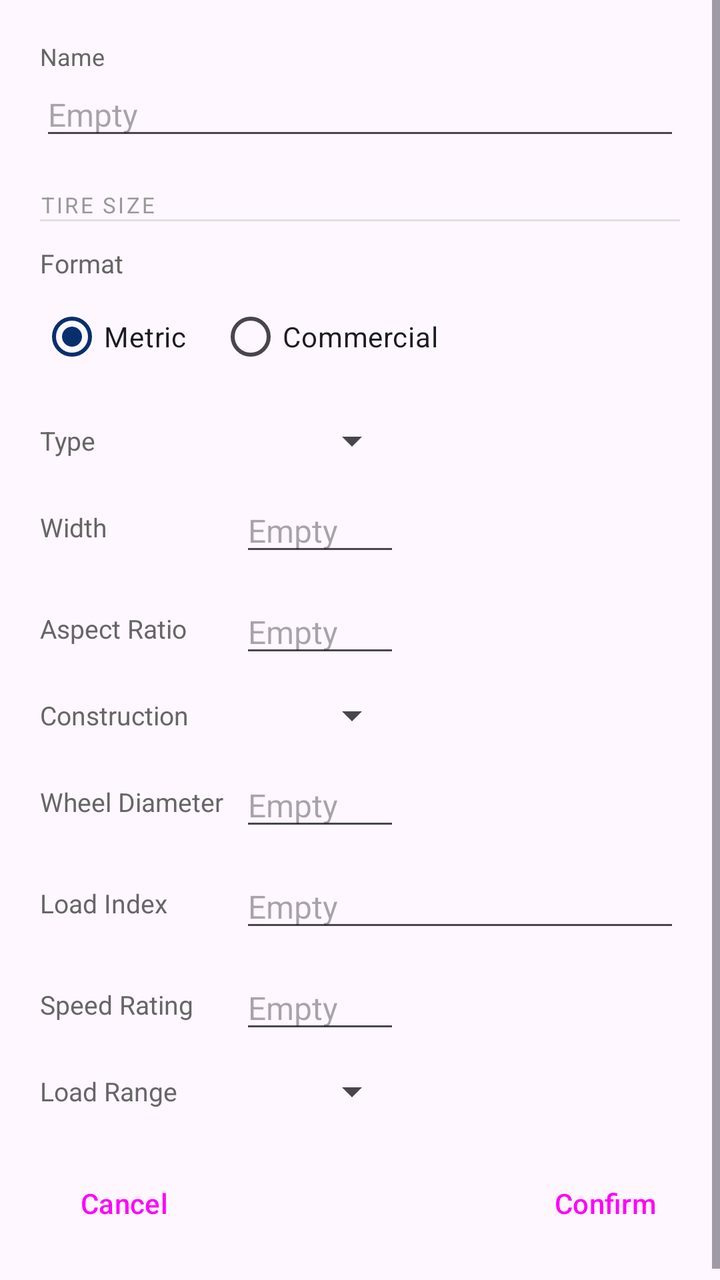
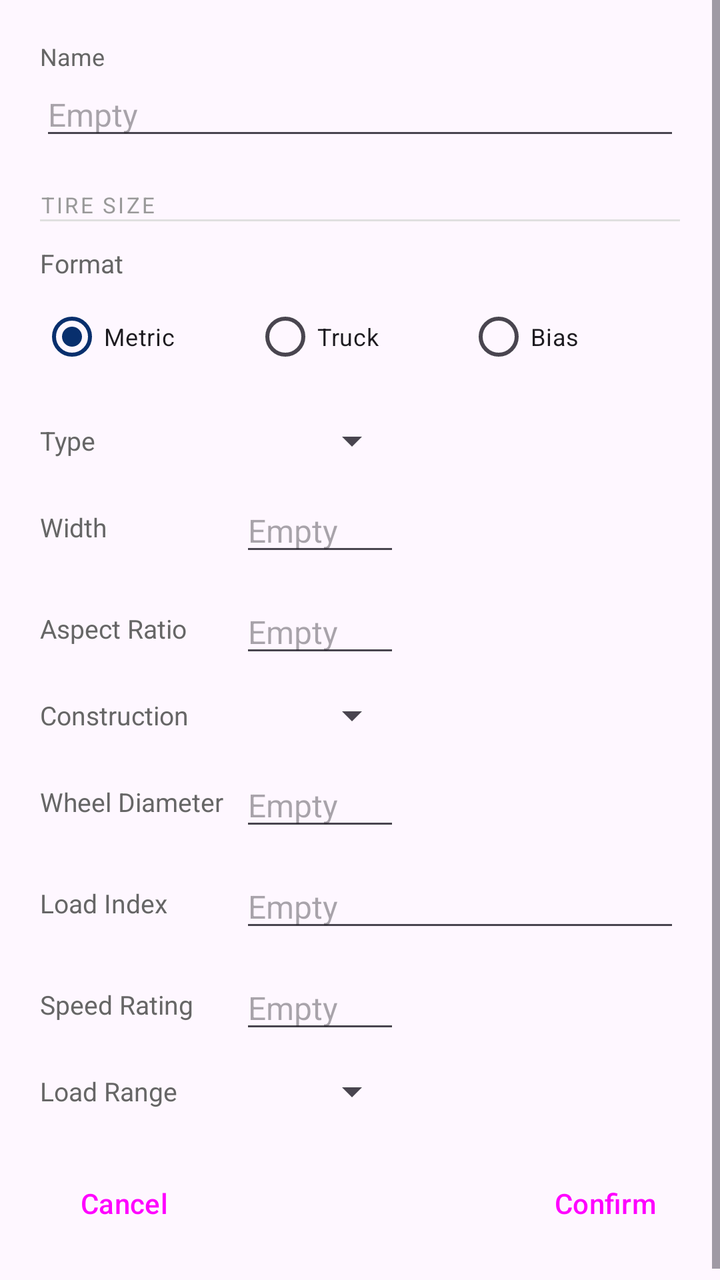

An Android layout rendered at two revisions. The XML below is the earlier revision; the diff shows what the commit changed to produce the second picture.
<!-- AndroidManifest.xml: application theme Theme.BarcodeScannerApp -->
<!-- res/layout/dialog_manual_entry.xml -->
<?xml version="1.0" encoding="utf-8"?>
<ScrollView xmlns:android="http://schemas.android.com/apk/res/android"
    android:layout_width="match_parent"
    android:layout_height="wrap_content">

    <LinearLayout
        android:layout_width="match_parent"
        android:layout_height="wrap_content"
        android:orientation="vertical"
        android:padding="20dp">

        <TextView
            android:layout_width="wrap_content"
            android:layout_height="wrap_content"
            android:text="Name"
            android:textSize="12sp"
            android:textColor="#666666" />

        <EditText
            android:id="@+id/brandInput"
            android:layout_width="match_parent"
            android:layout_height="wrap_content"
            android:hint="Empty"
            android:inputType="text"
            android:textSize="16sp" />

        <TextView
            android:layout_width="wrap_content"
            android:layout_height="wrap_content"
            android:layout_marginTop="20dp"
            android:text="TIRE SIZE"
            android:textSize="11sp"
            android:textColor="#999999"
            android:letterSpacing="0.1" />

        <View
            android:layout_width="match_parent"
            android:layout_height="1dp"
            android:layout_marginBottom="12dp"
            android:background="#E0E0E0" />

        
        <TextView
            android:layout_width="wrap_content"
            android:layout_height="wrap_content"
            android:text="Format"
            android:textSize="13sp"
            android:textColor="#666666"
            android:layout_marginBottom="4dp" />

        
        <RadioGroup
            android:id="@+id/tireModeGroup"
            android:layout_width="wrap_content"
            android:layout_height="wrap_content"
            android:orientation="horizontal"
            android:layout_marginBottom="16dp">

            <RadioButton
                android:id="@+id/radioMetric"
                android:layout_width="wrap_content"
                android:layout_height="wrap_content"
                android:text="Metric"
                android:checked="true"
                android:layout_marginEnd="16dp" />

            <RadioButton
                android:id="@+id/radioCommercial"
                android:layout_width="wrap_content"
                android:layout_height="wrap_content"
                android:text="Commercial" />

        </RadioGroup>

        
        <LinearLayout
            android:id="@+id/rowPrefix"
            android:layout_width="match_parent"
            android:layout_height="wrap_content"
            android:orientation="horizontal"
            android:gravity="center_vertical"
            android:layout_marginBottom="12dp">

            <TextView
                android:layout_width="100dp"
                android:layout_height="wrap_content"
                android:text="Type"
                android:textSize="13sp"
                android:textColor="#666666" />

            <Spinner
                android:id="@+id/tirePrefixSpinner"
                android:layout_width="wrap_content"
                android:layout_height="wrap_content"
                android:minWidth="80dp" />

        </LinearLayout>

        <LinearLayout
            android:layout_width="match_parent"
            android:layout_height="wrap_content"
            android:orientation="horizontal"
            android:gravity="center_vertical"
            android:layout_marginBottom="12dp">

            <TextView
                android:layout_width="100dp"
                android:layout_height="wrap_content"
                android:text="Width"
                android:textSize="13sp"
                android:textColor="#666666" />

            <EditText
                android:id="@+id/tireWidthInput"
                android:layout_width="80dp"
                android:layout_height="wrap_content"
                android:hint="Empty"
                android:inputType="number"
                android:maxLength="3"
                android:textSize="16sp" />

        </LinearLayout>

        
        <LinearLayout
            android:id="@+id/rowRatio"
            android:layout_width="match_parent"
            android:layout_height="wrap_content"
            android:orientation="horizontal"
            android:gravity="center_vertical"
            android:layout_marginBottom="12dp">

            <TextView
                android:layout_width="100dp"
                android:layout_height="wrap_content"
                android:text="Aspect Ratio"
                android:textSize="13sp"
                android:textColor="#666666" />

            <EditText
                android:id="@+id/tireRatioInput"
                android:layout_width="80dp"
                android:layout_height="wrap_content"
                android:hint="Empty"
                android:inputType="number"
                android:maxLength="2"
                android:textSize="16sp" />

        </LinearLayout>

        <LinearLayout
            android:layout_width="match_parent"
            android:layout_height="wrap_content"
            android:orientation="horizontal"
            android:gravity="center_vertical"
            android:layout_marginBottom="12dp">

            <TextView
                android:layout_width="100dp"
                android:layout_height="wrap_content"
                android:text="Construction"
                android:textSize="13sp"
                android:textColor="#666666" />

            <Spinner
                android:id="@+id/tireConstructionSpinner"
                android:layout_width="wrap_content"
                android:layout_height="wrap_content"
                android:minWidth="80dp" />

        </LinearLayout>

        <LinearLayout
            android:layout_width="match_parent"
            android:layout_height="wrap_content"
            android:orientation="horizontal"
            android:gravity="center_vertical"
            android:layout_marginBottom="12dp">

            <TextView
                android:layout_width="100dp"
                android:layout_height="wrap_content"
                android:text="Wheel Diameter"
                android:textSize="13sp"
                android:textColor="#666666" />

            <EditText
                android:id="@+id/tireDiameterInput"
                android:layout_width="80dp"
                android:layout_height="wrap_content"
                android:hint="Empty"
                android:inputType="numberDecimal"
                android:maxLength="4"
                android:textSize="16sp" />

        </LinearLayout>

        <LinearLayout
            android:layout_width="match_parent"
            android:layout_height="wrap_content"
            android:orientation="horizontal"
            android:gravity="center_vertical"
            android:layout_marginBottom="12dp">

            <TextView
                android:layout_width="100dp"
                android:layout_height="wrap_content"
                android:text="Load Index"
                android:textSize="13sp"
                android:textColor="#666666" />

            <EditText
                android:id="@+id/tireLoadIndexInput"
                android:layout_width="match_parent"
                android:layout_height="wrap_content"
                android:hint="Empty"
                android:inputType="text"
                android:maxLength="10"
                android:textSize="16sp" />

        </LinearLayout>

        <LinearLayout
            android:layout_width="match_parent"
            android:layout_height="wrap_content"
            android:orientation="horizontal"
            android:gravity="center_vertical"
            android:layout_marginBottom="12dp">

            <TextView
                android:layout_width="100dp"
                android:layout_height="wrap_content"
                android:text="Speed Rating"
                android:textSize="13sp"
                android:textColor="#666666" />

            <EditText
                android:id="@+id/tireSpeedRatingInput"
                android:layout_width="80dp"
                android:layout_height="wrap_content"
                android:hint="Empty"
                android:inputType="textCapCharacters"
                android:maxLength="2"
                android:textSize="16sp" />

        </LinearLayout>

        <LinearLayout
            android:layout_width="match_parent"
            android:layout_height="wrap_content"
            android:orientation="horizontal"
            android:gravity="center_vertical"
            android:layout_marginBottom="12dp">

            <TextView
                android:layout_width="100dp"
                android:layout_height="wrap_content"
                android:text="Load Range"
                android:textSize="13sp"
                android:textColor="#666666" />

            <Spinner
                android:id="@+id/plyRatingSpinner"
                android:layout_width="wrap_content"
                android:layout_height="wrap_content"
                android:minWidth="80dp" />

        </LinearLayout>

        <LinearLayout
            android:layout_width="match_parent"
            android:layout_height="wrap_content"
            android:layout_marginTop="8dp"
            android:orientation="horizontal"
            android:gravity="end">

            <Button
                android:id="@+id/cancelButton"
                style="?android:attr/buttonBarButtonStyle"
                android:layout_width="wrap_content"
                android:layout_height="wrap_content"
                android:text="Cancel" />

            <View
                android:layout_width="0dp"
                android:layout_height="1dp"
                android:layout_weight="1" />

            <Button
                android:id="@+id/confirmButton"
                android:layout_width="wrap_content"
                android:layout_height="wrap_content"
                android:text="Confirm"
                android:layout_marginStart="8dp"
                style="?android:attr/buttonBarButtonStyle" />

        </LinearLayout>

    </LinearLayout>

</ScrollView>
<!-- resources referenced by this layout -->
<resources>
  <style name="Theme.BarcodeScannerApp" parent="Base.Theme.BarcodeScannerApp" />
  <style name="Base.Theme.BarcodeScannerApp" parent="Theme.Material3.DayNight.NoActionBar">
          <item name="android:statusBarColor">#C11236</item>
          <item name="colorPrimary">@color/blue</item>
          <item name="colorSurface">@color/white</item>
          <item name="colorOnSurface">@color/black</item>
      </style>
  <color name="blue">#082F6D</color>
  <color name="white">#FFFFFFFF</color>
  <color name="black">#FF000000</color>
</resources>

<!-- the commit's change to res/layout/dialog_manual_entry.xml (unified diff, before → after) -->
@@ -39,7 +39,6 @@
             android:layout_marginBottom="12dp"
             android:background="#E0E0E0" />
 
-        
         <TextView
             android:layout_width="wrap_content"
             android:layout_height="wrap_content"
@@ -48,30 +47,39 @@
             android:textColor="#666666"
             android:layout_marginBottom="4dp" />
 
-        
         <RadioGroup
             android:id="@+id/tireModeGroup"
-            android:layout_width="wrap_content"
+            android:layout_width="match_parent"
             android:layout_height="wrap_content"
             android:orientation="horizontal"
             android:layout_marginBottom="16dp">
 
             <RadioButton
                 android:id="@+id/radioMetric"
-                android:layout_width="wrap_content"
-                android:layout_height="wrap_content"
+                android:layout_width="0dp"
+                android:layout_height="wrap_content"
+                android:layout_weight="1"
+                android:checked="true"
                 android:text="Metric"
-                android:checked="true"
-                android:layout_marginEnd="16dp" />
+                android:textSize="12sp" />
 
             <RadioButton
                 android:id="@+id/radioCommercial"
-                android:layout_width="wrap_content"
-                android:layout_height="wrap_content"
-                android:text="Commercial" />
+                android:layout_width="0dp"
+                android:layout_height="wrap_content"
+                android:layout_weight="1"
+                android:text="Truck"
+                android:textSize="12sp" />
+
+            <RadioButton
+                android:id="@+id/radioAtv"
+                android:layout_width="0dp"
+                android:layout_height="wrap_content"
+                android:layout_weight="1"
+                android:text="Bias"
+                android:textSize="12sp" />
 
         </RadioGroup>
-
         
         <LinearLayout
             android:id="@+id/rowPrefix"
@@ -80,193 +88,164 @@
             android:orientation="horizontal"
             android:gravity="center_vertical"
             android:layout_marginBottom="12dp">
-
+            <TextView android:layout_width="100dp" android:layout_height="wrap_content"
+                android:text="Type" android:textSize="13sp" android:textColor="#666666" />
+            <Spinner android:id="@+id/tirePrefixSpinner"
+                android:layout_width="wrap_content" android:layout_height="wrap_content"
+                android:minWidth="80dp" />
+        </LinearLayout>
+
+        
+        <LinearLayout
+            android:id="@+id/rowWidth"
+            android:layout_width="match_parent"
+            android:layout_height="wrap_content"
+            android:orientation="horizontal"
+            android:gravity="center_vertical"
+            android:layout_marginBottom="12dp">
+            <TextView android:layout_width="100dp" android:layout_height="wrap_content"
+                android:text="Width" android:textSize="13sp" android:textColor="#666666" />
+            <EditText android:id="@+id/tireWidthInput"
+                android:layout_width="80dp" android:layout_height="wrap_content"
+                android:hint="Empty" android:inputType="number" android:maxLength="3"
+                android:textSize="16sp" />
+        </LinearLayout>
+
+        
+        <LinearLayout
+            android:id="@+id/rowRatio"
+            android:layout_width="match_parent"
+            android:layout_height="wrap_content"
+            android:orientation="horizontal"
+            android:gravity="center_vertical"
+            android:layout_marginBottom="12dp">
+            <TextView android:layout_width="100dp" android:layout_height="wrap_content"
+                android:text="Aspect Ratio" android:textSize="13sp" android:textColor="#666666" />
+            <EditText android:id="@+id/tireRatioInput"
+                android:layout_width="80dp" android:layout_height="wrap_content"
+                android:hint="Empty" android:inputType="number" android:maxLength="2"
+                android:textSize="16sp" />
+        </LinearLayout>
+
+        
+        <LinearLayout
+            android:id="@+id/rowConstruction"
+            android:layout_width="match_parent"
+            android:layout_height="wrap_content"
+            android:orientation="horizontal"
+            android:gravity="center_vertical"
+            android:layout_marginBottom="12dp">
+            <TextView android:layout_width="100dp" android:layout_height="wrap_content"
+                android:text="Construction" android:textSize="13sp" android:textColor="#666666" />
+            <Spinner android:id="@+id/tireConstructionSpinner"
+                android:layout_width="wrap_content" android:layout_height="wrap_content"
+                android:minWidth="80dp" />
+        </LinearLayout>
+
+        
+        <LinearLayout
+            android:id="@+id/rowDiameter"
+            android:layout_width="match_parent"
+            android:layout_height="wrap_content"
+            android:orientation="horizontal"
+            android:gravity="center_vertical"
+            android:layout_marginBottom="12dp">
+            <TextView android:layout_width="100dp" android:layout_height="wrap_content"
+                android:text="Wheel Diameter" android:textSize="13sp" android:textColor="#666666" />
+            <EditText android:id="@+id/tireDiameterInput"
+                android:layout_width="80dp" android:layout_height="wrap_content"
+                android:hint="Empty" android:inputType="numberDecimal" android:maxLength="4"
+                android:textSize="16sp" />
+        </LinearLayout>
+
+        
+        <LinearLayout
+            android:id="@+id/rowLoadIndex"
+            android:layout_width="match_parent"
+            android:layout_height="wrap_content"
+            android:orientation="horizontal"
+            android:gravity="center_vertical"
+            android:layout_marginBottom="12dp">
+            <TextView android:layout_width="100dp" android:layout_height="wrap_content"
+                android:text="Load Index" android:textSize="13sp" android:textColor="#666666" />
+            <EditText android:id="@+id/tireLoadIndexInput"
+                android:layout_width="match_parent" android:layout_height="wrap_content"
+                android:hint="Empty" android:inputType="text" android:maxLength="10"
+                android:textSize="16sp" />
+        </LinearLayout>
+
+        
+        <LinearLayout
+            android:id="@+id/rowSpeedRating"
+            android:layout_width="match_parent"
+            android:layout_height="wrap_content"
+            android:orientation="horizontal"
+            android:gravity="center_vertical"
+            android:layout_marginBottom="12dp">
+            <TextView android:layout_width="100dp" android:layout_height="wrap_content"
+                android:text="Speed Rating" android:textSize="13sp" android:textColor="#666666" />
+            <EditText android:id="@+id/tireSpeedRatingInput"
+                android:layout_width="80dp" android:layout_height="wrap_content"
+                android:hint="Empty" android:inputType="textCapCharacters" android:maxLength="2"
+                android:textSize="16sp" />
+        </LinearLayout>
+
+        
+        <LinearLayout
+            android:id="@+id/rowLoadRange"
+            android:layout_width="match_parent"
+            android:layout_height="wrap_content"
+            android:orientation="horizontal"
+            android:gravity="center_vertical"
+            android:layout_marginBottom="12dp">
             <TextView
-                android:layout_width="100dp"
-                android:layout_height="wrap_content"
-                android:text="Type"
-                android:textSize="13sp"
-                android:textColor="#666666" />
-
-            <Spinner
-                android:id="@+id/tirePrefixSpinner"
-                android:layout_width="wrap_content"
-                android:layout_height="wrap_content"
+                android:id="@+id/labelLoadRange"
+                android:layout_width="100dp" android:layout_height="wrap_content"
+                android:text="Load Range" android:textSize="13sp" android:textColor="#666666" />
+            <Spinner android:id="@+id/plyRatingSpinner"
+                android:layout_width="wrap_content" android:layout_height="wrap_content"
                 android:minWidth="80dp" />
-
-        </LinearLayout>
-
-        <LinearLayout
-            android:layout_width="match_parent"
-            android:layout_height="wrap_content"
-            android:orientation="horizontal"
-            android:gravity="center_vertical"
-            android:layout_marginBottom="12dp">
-
-            <TextView
-                android:layout_width="100dp"
-                android:layout_height="wrap_content"
-                android:text="Width"
-                android:textSize="13sp"
-                android:textColor="#666666" />
-
-            <EditText
-                android:id="@+id/tireWidthInput"
-                android:layout_width="80dp"
-                android:layout_height="wrap_content"
-                android:hint="Empty"
-                android:inputType="number"
-                android:maxLength="3"
-                android:textSize="16sp" />
-
-        </LinearLayout>
-
-        
-        <LinearLayout
-            android:id="@+id/rowRatio"
-            android:layout_width="match_parent"
-            android:layout_height="wrap_content"
-            android:orientation="horizontal"
-            android:gravity="center_vertical"
-            android:layout_marginBottom="12dp">
-
-            <TextView
-                android:layout_width="100dp"
-                android:layout_height="wrap_content"
-                android:text="Aspect Ratio"
-                android:textSize="13sp"
-                android:textColor="#666666" />
-
-            <EditText
-                android:id="@+id/tireRatioInput"
-                android:layout_width="80dp"
-                android:layout_height="wrap_content"
-                android:hint="Empty"
-                android:inputType="number"
-                android:maxLength="2"
-                android:textSize="16sp" />
-
-        </LinearLayout>
-
-        <LinearLayout
-            android:layout_width="match_parent"
-            android:layout_height="wrap_content"
-            android:orientation="horizontal"
-            android:gravity="center_vertical"
-            android:layout_marginBottom="12dp">
-
-            <TextView
-                android:layout_width="100dp"
-                android:layout_height="wrap_content"
-                android:text="Construction"
-                android:textSize="13sp"
-                android:textColor="#666666" />
-
-            <Spinner
-                android:id="@+id/tireConstructionSpinner"
-                android:layout_width="wrap_content"
-                android:layout_height="wrap_content"
-                android:minWidth="80dp" />
-
-        </LinearLayout>
-
-        <LinearLayout
-            android:layout_width="match_parent"
-            android:layout_height="wrap_content"
-            android:orientation="horizontal"
-            android:gravity="center_vertical"
-            android:layout_marginBottom="12dp">
-
-            <TextView
-                android:layout_width="100dp"
-                android:layout_height="wrap_content"
-                android:text="Wheel Diameter"
-                android:textSize="13sp"
-                android:textColor="#666666" />
-
-            <EditText
-                android:id="@+id/tireDiameterInput"
-                android:layout_width="80dp"
-                android:layout_height="wrap_content"
-                android:hint="Empty"
-                android:inputType="numberDecimal"
-                android:maxLength="4"
-                android:textSize="16sp" />
-
-        </LinearLayout>
-
-        <LinearLayout
-            android:layout_width="match_parent"
-            android:layout_height="wrap_content"
-            android:orientation="horizontal"
-            android:gravity="center_vertical"
-            android:layout_marginBottom="12dp">
-
-            <TextView
-                android:layout_width="100dp"
-                android:layout_height="wrap_content"
-                android:text="Load Index"
-                android:textSize="13sp"
-                android:textColor="#666666" />
-
-            <EditText
-                android:id="@+id/tireLoadIndexInput"
-                android:layout_width="match_parent"
-                android:layout_height="wrap_content"
-                android:hint="Empty"
-                android:inputType="text"
-                android:maxLength="10"
-                android:textSize="16sp" />
-
-        </LinearLayout>
-
-        <LinearLayout
-            android:layout_width="match_parent"
-            android:layout_height="wrap_content"
-            android:orientation="horizontal"
-            android:gravity="center_vertical"
-            android:layout_marginBottom="12dp">
-
-            <TextView
-                android:layout_width="100dp"
-                android:layout_height="wrap_content"
-                android:text="Speed Rating"
-                android:textSize="13sp"
-                android:textColor="#666666" />
-
-            <EditText
-                android:id="@+id/tireSpeedRatingInput"
-                android:layout_width="80dp"
-                android:layout_height="wrap_content"
-                android:hint="Empty"
-                android:inputType="textCapCharacters"
-                android:maxLength="2"
-                android:textSize="16sp" />
-
-        </LinearLayout>
-
-        <LinearLayout
-            android:layout_width="match_parent"
-            android:layout_height="wrap_content"
-            android:orientation="horizontal"
-            android:gravity="center_vertical"
-            android:layout_marginBottom="12dp">
-
-            <TextView
-                android:layout_width="100dp"
-                android:layout_height="wrap_content"
-                android:text="Load Range"
-                android:textSize="13sp"
-                android:textColor="#666666" />
-
-            <Spinner
-                android:id="@+id/plyRatingSpinner"
-                android:layout_width="wrap_content"
-                android:layout_height="wrap_content"
-                android:minWidth="80dp" />
-
-        </LinearLayout>
-
+        </LinearLayout>
+
+        
+        <LinearLayout
+            android:id="@+id/rowAtvOverall"
+            android:layout_width="match_parent"
+            android:layout_height="wrap_content"
+            android:orientation="horizontal"
+            android:gravity="center_vertical"
+            android:layout_marginBottom="12dp"
+            android:visibility="gone">
+
+            <TextView android:layout_width="100dp" android:layout_height="wrap_content"
+                android:text="Overall" android:textSize="13sp" android:textColor="#666666" />
+
+            <EditText android:id="@+id/atvOverallInput"
+                android:layout_width="50dp" android:layout_height="wrap_content"
+                android:hint="27" android:inputType="number" android:maxLength="3"
+                android:textSize="16sp" />
+
+            <TextView android:layout_width="wrap_content" android:layout_height="wrap_content"
+                android:text="x" android:textSize="16sp" android:textColor="#666666"
+                android:layout_marginHorizontal="4dp" />
+
+            <EditText android:id="@+id/atvWidthInput"
+                android:layout_width="50dp" android:layout_height="wrap_content"
+                android:hint="9" android:inputType="numberDecimal" android:maxLength="4"
+                android:textSize="16sp" />
+
+            <TextView android:layout_width="wrap_content" android:layout_height="wrap_content"
+                android:text="-" android:textSize="16sp" android:textColor="#666666"
+                android:layout_marginHorizontal="4dp" />
+
+            <EditText android:id="@+id/atvRimInput"
+                android:layout_width="50dp" android:layout_height="wrap_content"
+                android:hint="12" android:inputType="number" android:maxLength="2"
+                android:textSize="16sp" />
+
+        </LinearLayout>
+
+        
         <LinearLayout
             android:layout_width="match_parent"
             android:layout_height="wrap_content"
@@ -281,10 +260,7 @@
                 android:layout_height="wrap_content"
                 android:text="Cancel" />
 
-            <View
-                android:layout_width="0dp"
-                android:layout_height="1dp"
-                android:layout_weight="1" />
+            <View android:layout_width="0dp" android:layout_height="1dp" android:layout_weight="1" />
 
             <Button
                 android:id="@+id/confirmButton"
